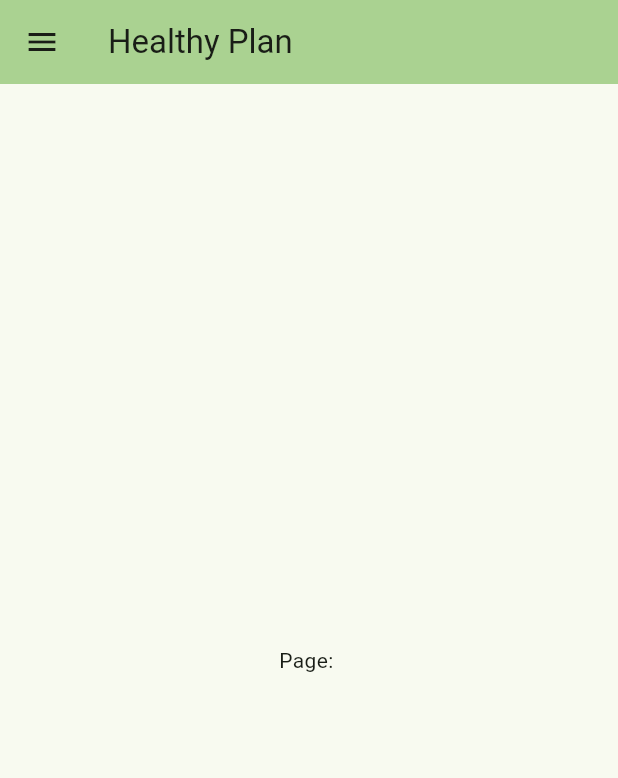
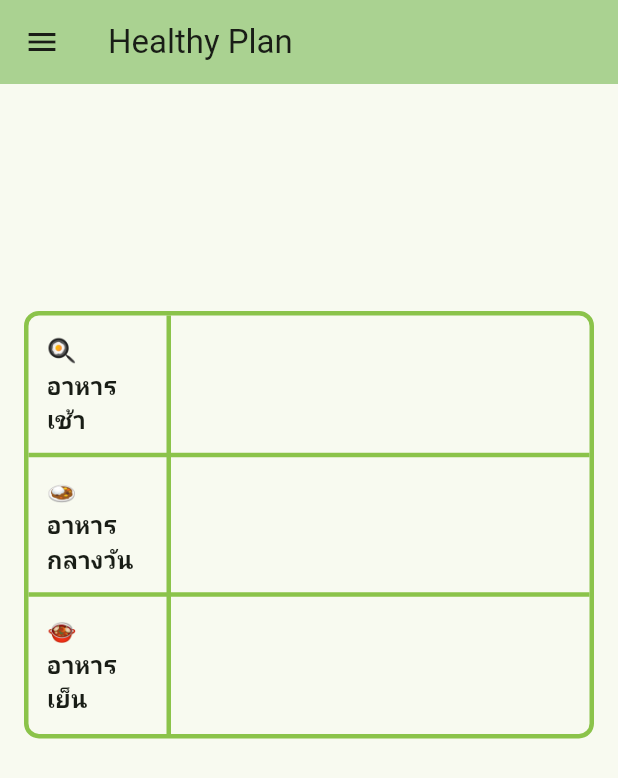
Before and after one commit to wichananm65/HealthyPlan, a Flutter app: the screen it shows after launch, in the side drawer, after a tap on "หน้าหลัก", on a phone screen of 412 x 824 dp. Shown: the top 778 px of the screen. Run offline on Flutter 3.47's test engine with Material 3 defaults, Android fonts, the phone set to English and light mode, and no system bars.

Commit message:
0.7 add bookmarks page

```diff
--- a/lib/login.dart
+++ b/lib/Page/login.dart
@@ -1,5 +1,5 @@
 import 'package:flutter/material.dart';
-import 'package:healthy_plan/main.dart';
+import 'package:healthy_plan/Page/main.dart';
 
 void main() => runApp(const Login());
 
--- /dev/null
+++ b/lib/Page/main.dart
@@ -0,0 +1,110 @@
+import 'package:flutter/material.dart';
+import 'package:healthy_plan/drawer.dart';
+
+void main() {
+  runApp(const MyApp());
+}
+
+class MyApp extends StatelessWidget {
+  const MyApp({super.key});
+
+  @override
+  Widget build(BuildContext context) {
+    return MaterialApp(
+      title: 'Healthy Plan',
+      theme: ThemeData(
+        colorScheme: ColorScheme.fromSeed(seedColor: Color(0xFF6AFF00)),
+      ),
+      home: const MyHomePage(title: 'Healthy Plan'),
+    );
+  }
+}
+
+class MyHomePage extends StatelessWidget {
+  const MyHomePage({super.key, required this.title});
+
+  final String title;
+
+  @override
+  Widget build(BuildContext context) {
+    return Scaffold(
+      appBar: AppBar(
+        backgroundColor: Theme.of(context).colorScheme.inversePrimary,
+        title: Text(title),
+      ),
+      drawer: const MyDrawer(),
+      body: Align(
+        alignment: Alignment(0, -0.4),
+        child: Padding(
+          padding: const EdgeInsets.all(16.0),
+          child: Container(
+            decoration: BoxDecoration(
+              border: Border.all(width: 3, color: Colors.lightGreen),
+              borderRadius: BorderRadius.all(Radius.circular(10)),
+            ),
+
+            child: Table(
+              border: TableBorder.symmetric(
+                inside: BorderSide(width: 3, color: Colors.lightGreen),
+              ),
+              columnWidths: const {
+                0: FlexColumnWidth(1), // มื้ออาหาร
+                1: FlexColumnWidth(3), // รายการอาหาร
+              },
+              children: const [
+                TableRow(
+                  children: [
+                    Padding(
+                      padding: EdgeInsets.all(12),
+                      child: Text(
+                        '🍳 อาหารเช้า',
+                        style: TextStyle(
+                          fontWeight: FontWeight.bold,
+                          fontSize: 16,
+                        ),
+                      ),
+                    ),
+                    Padding(
+                      padding: EdgeInsets.all(12),
+                      child: Text(''), // ← ใส่รายการจาก database ภายหลัง
+                    ),
+                  ],
+                ),
+                TableRow(
+                  children: [
+                    Padding(
+                      padding: EdgeInsets.all(12),
+                      child: Text(
+                        '🍛 อาหารกลางวัน',
+                        style: TextStyle(
+                          fontWeight: FontWeight.bold,
+                          fontSize: 16,
+                        ),
+                      ),
+                    ),
+                    Padding(padding: EdgeInsets.all(12), child: Text('')),
+                  ],
+                ),
+                TableRow(
+                  children: [
+                    Padding(
+                      padding: EdgeInsets.all(12),
+                      child: Text(
+                        '🍲 อาหารเย็น',
+                        style: TextStyle(
+                          fontWeight: FontWeight.bold,
+                          fontSize: 16,
+                        ),
+                      ),
+                    ),
+                    Padding(padding: EdgeInsets.all(12), child: Text('')),
+                  ],
+                ),
+              ],
+            ),
+          ),
+        ),
+      ),
+    );
+  }
+}
--- a/lib/drawer.dart
+++ b/lib/drawer.dart
@@ -1,7 +1,8 @@
 import 'package:flutter/material.dart';
+import 'package:healthy_plan/Page/bookmarks.dart';
 import 'package:healthy_plan/Page/menu_page.dart';
 import 'package:healthy_plan/Page/profile_page.dart';
-import 'package:healthy_plan/main.dart';
+import 'package:healthy_plan/Page/main.dart';
 
 class MyDrawer extends StatelessWidget {
   const MyDrawer({super.key});
@@ -78,6 +79,16 @@ class MyDrawer extends StatelessWidget {
               );
             },
           ),
+          ListTile(
+            leading: const Icon(Icons.bookmark),
+            title: const Text('รายการโปรด'),
+            onTap: () {
+              Navigator.pushReplacement(
+                context,
+                MaterialPageRoute(builder: (context) => const Bookmarks()),
+              );
+            },
+          ),
         ],
       ),
     );
--- a/lib/main.dart
+++ /dev/null
@@ -1,52 +0,0 @@
-import 'package:flutter/material.dart';
-import 'package:healthy_plan/drawer.dart';
-
-void main() {
-  runApp(const MyApp());
-}
-
-class MyApp extends StatelessWidget {
-  const MyApp({super.key});
-
-  @override
-  Widget build(BuildContext context) {
-    return MaterialApp(
-      title: 'Healthy Plan',
-      theme: ThemeData(
-        colorScheme: ColorScheme.fromSeed(seedColor: Color(0xFF6AFF00)),
-      ),
-      home: const MyHomePage(title: 'Healthy Plan'),
-    );
-  }
-}
-
-class MyHomePage extends StatefulWidget {
-  const MyHomePage({super.key, required this.title});
-
-  final String title;
-
-  @override
-  State<MyHomePage> createState() => _MyHomePageState();
-}
-
-class _MyHomePageState extends State<MyHomePage> {
-  String selectedPage = '';
-
-  @override
-  Widget build(BuildContext context) {
-    return Scaffold(
-      appBar: AppBar(
-        backgroundColor: Theme.of(context).colorScheme.inversePrimary,
-
-        title: Text(widget.title),
-      ),
-      drawer: const MyDrawer(),
-      body: Center(
-        child: Column(
-          mainAxisAlignment: MainAxisAlignment.center,
-          children: <Widget>[Text('Page: $selectedPage')],
-        ),
-      ),
-    );
-  }
-}
```
Also changed, not shown: lib/Page/bookmarks.dart (added, +96 -0 lines), 1 other file.
